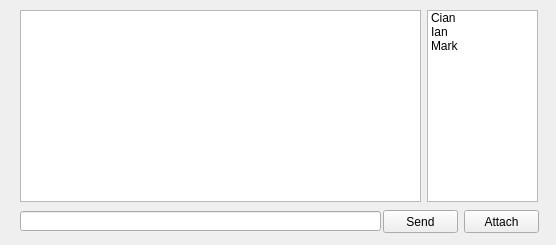
Qt form Python UI Source Trial/UI/ChatUI.ui (CodexVII/ChatApp) before a commit.
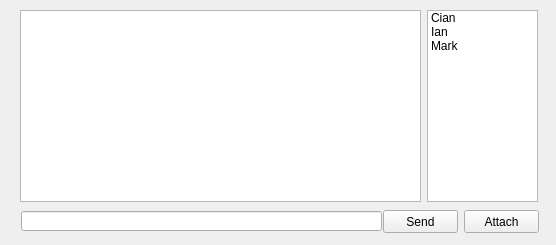
The same form after that commit.

Patch:
```diff
--- a/Python UI Source Trial/UI/ChatUI.ui
+++ b/Python UI Source Trial/UI/ChatUI.ui
@@ -52,7 +52,7 @@
    <widget class="QLineEdit" name="lineEdit">
     <property name="geometry">
      <rect>
-      <x>20</x>
+      <x>21</x>
       <y>211</y>
       <width>361</width>
       <height>20</height>
```
Left out of the diff: 35 changed lines with no effect on the pictures.
